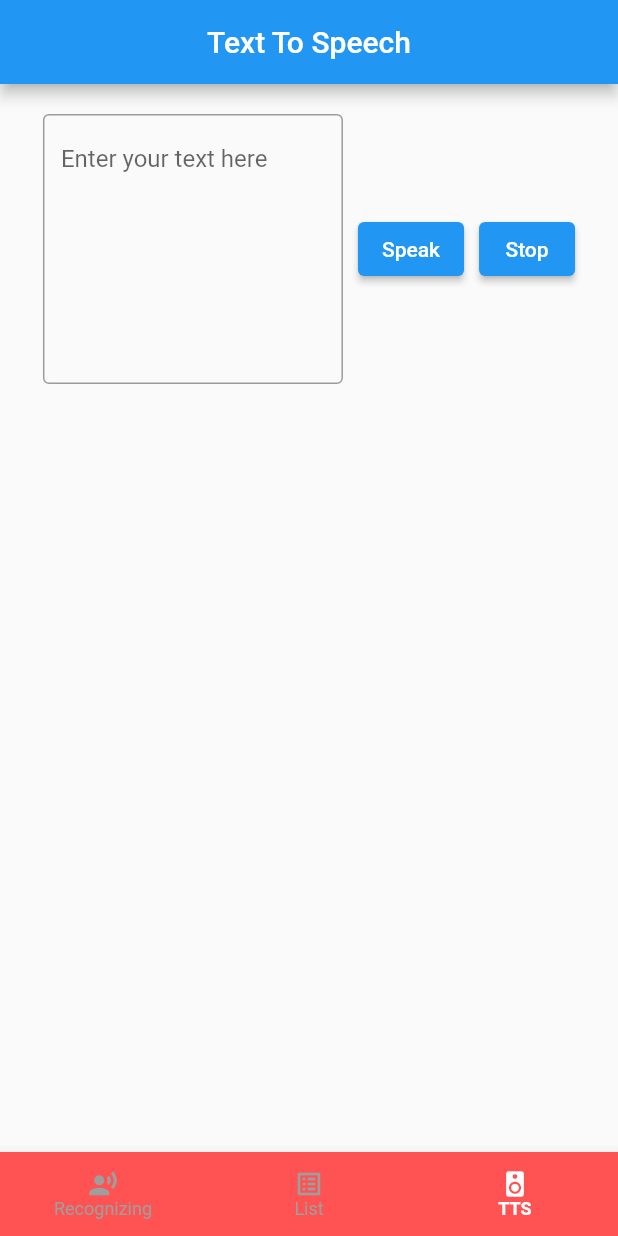
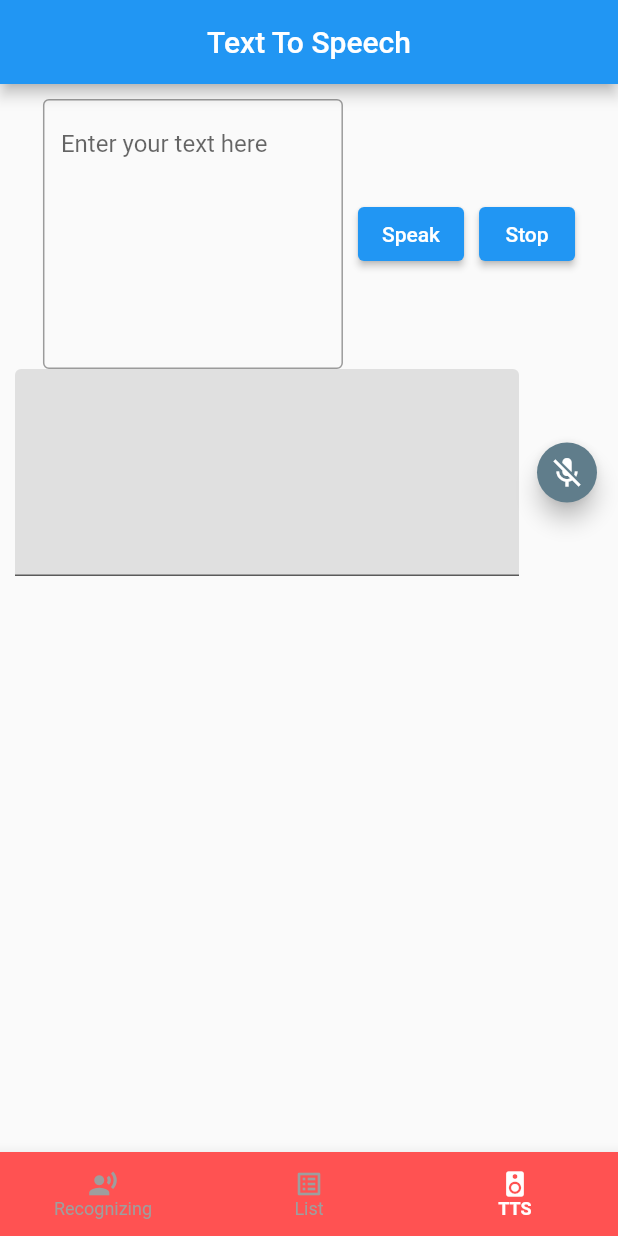
Before and after one commit to dmk9520/MultiGenie, a Flutter app: the screen it shows after launch, item 3 of the bottom bar chosen, on a phone screen of 412 x 824 dp. Run offline on Flutter 3.47's test engine with Material 2 defaults, Android fonts, the light colour scheme and no system bars; our stand-ins replace flutter_tts, permission_handler, shared_preferences, speech_to_text, sqflite; missing offline and left inert: flutter_acrcloud; accounts and stored records are empty.

Commit message:
Speech to Text Updated

```diff
--- a/lib/screen/text_to_speech_screen.dart
+++ b/lib/screen/text_to_speech_screen.dart
@@ -1,5 +1,8 @@
 import 'package:flutter/material.dart';
 import 'package:flutter_tts/flutter_tts.dart';
+import 'package:permission_handler/permission_handler.dart';
+import 'package:speech_to_text/speech_recognition_result.dart';
+import 'package:speech_to_text/speech_to_text.dart';
 
 class TTS extends StatefulWidget {
   const TTS({Key? key}) : super(key: key);
@@ -11,6 +14,71 @@ class TTS extends StatefulWidget {
 class _TTSState extends State<TTS> {
   FlutterTts flutterTts = FlutterTts();
   TextEditingController controller = TextEditingController();
+  final TextEditingController _textController = TextEditingController();
+
+  final SpeechToText _speechToText = SpeechToText();
+  bool _speechEnabled = false;
+  String _lastWords = "";
+
+  void listenForPermissions() async {
+    final status = await Permission.microphone.status;
+    switch (status) {
+      case PermissionStatus.denied:
+        requestForPermission();
+        break;
+      case PermissionStatus.granted:
+        break;
+      case PermissionStatus.limited:
+        break;
+      case PermissionStatus.permanentlyDenied:
+        break;
+      case PermissionStatus.restricted:
+        break;
+      case PermissionStatus.provisional:
+        // TODO: Handle this case.
+        break;
+    }
+  }
+  Future<void> requestForPermission() async {
+    await Permission.microphone.request();
+  }
+
+  @override
+  void initState() {
+    super.initState();
+    listenForPermissions();
+    if (!_speechEnabled) {
+      _initSpeech();
+    }
+  }
+
+  void _initSpeech() async {
+    _speechEnabled = await _speechToText.initialize();
+  }
+
+  void _startListening() async {
+    await _speechToText.listen(
+      onResult: _onSpeechResult,
+      listenFor: const Duration(seconds: 30),
+      localeId: "en_En",
+      cancelOnError: false,
+      partialResults: false,
+      listenMode: ListenMode.confirmation,
+    );
+    setState(() {});
+  }
+
+  void _stopListening() async {
+    await _speechToText.stop();
+    setState(() {});
+  }
+
+  void _onSpeechResult(SpeechRecognitionResult result) {
+    setState(() {
+      _lastWords = "$_lastWords${result.recognizedWords} ";
+      _textController.text = _lastWords;
+    });
+  }
 
   double volume = 1.0;
   double pitch = 1.0;
@@ -26,9 +94,10 @@ class _TTSState extends State<TTS> {
           title: const Text("Text To Speech"),
         ),
         body: Container(
-          margin: const EdgeInsets.only(top: 20),
+          margin: const EdgeInsets.all(10),
           child: Center(
-            child: Column(children: [
+            child: Column(
+                children: [
               Row(
                 mainAxisSize: MainAxisSize.min,
                 children: [
@@ -59,6 +128,40 @@ class _TTSState extends State<TTS> {
                   ),
                 ],
               ),
+
+                  Row(
+                    mainAxisAlignment: MainAxisAlignment.center,
+                    crossAxisAlignment: CrossAxisAlignment.center,
+                    children: [
+                      Expanded(
+                        child: TextField(
+                          controller: _textController,
+                          minLines: 6,
+                          maxLines: 10,
+                          decoration: InputDecoration(
+                            filled: true,
+                            fillColor: Colors.grey.shade300,
+                          ),
+                        ),
+                      ),
+                      const SizedBox(
+                        width: 8,
+                      ),
+                      FloatingActionButton.small(
+                        onPressed:
+                        // If not yet listening for speech start, otherwise stop
+                        _speechToText.isNotListening
+                            ? _startListening
+                            : _stopListening,
+                        tooltip: 'Listen',
+                        backgroundColor: Colors.blueGrey,
+                        child: Icon(_speechToText
+                            .isNotListening
+                            ? Icons.mic_off
+                            : Icons.mic),
+                      )
+                    ],
+                  ),
               ]),),),);
   }
 
--- a/pubspec.yaml
+++ b/pubspec.yaml
@@ -11,10 +11,12 @@ dependencies:
 
   cupertino_icons: ^1.0.2
   flutter_acrcloud: ^0.1.6
-  url_launcher:
   shared_preferences:
   sqflite: ^2.2.8+2
   flutter_tts: ^3.8.3
+  url_launcher:
+  speech_to_text: ^5.5.0
+  permission_handler: ^9.2.0
 
 dev_dependencies:
   flutter_test:
```
Also changed, not shown: pubspec.lock, 4 other files.
